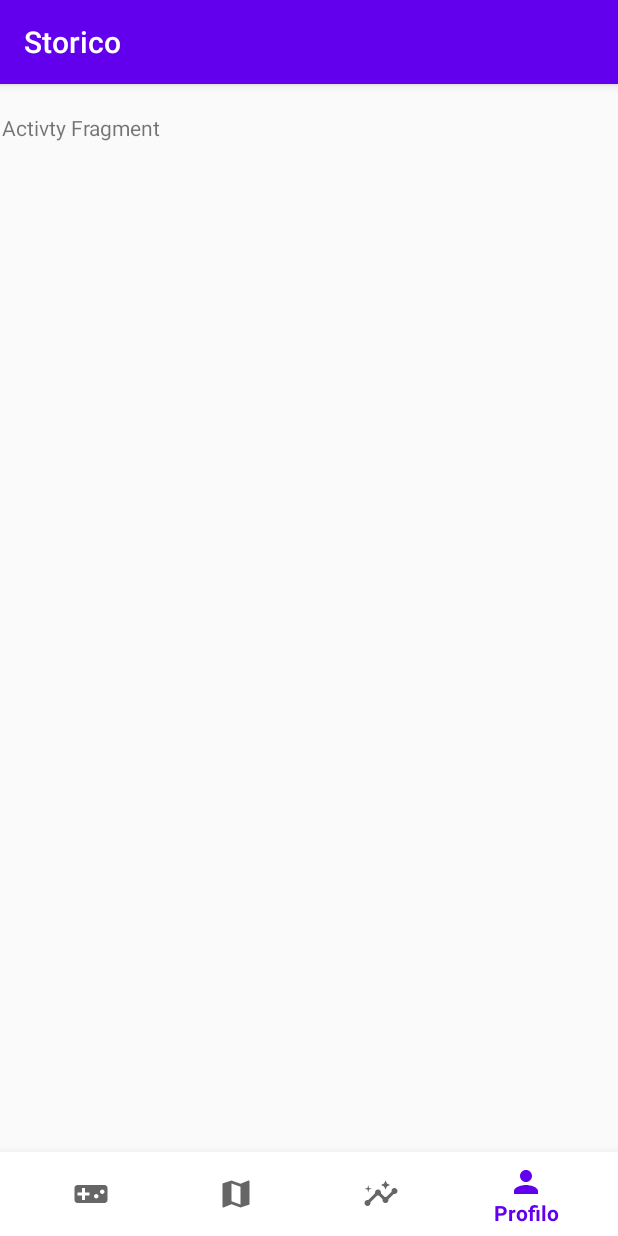
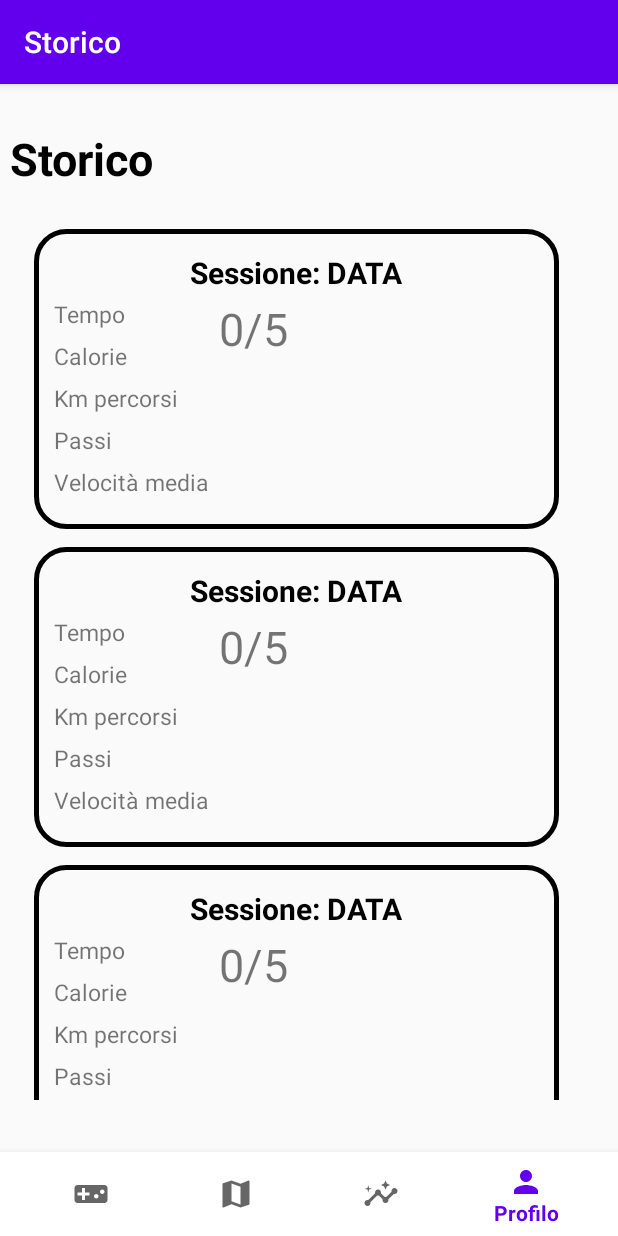
Before and after one commit to PaoloDiStasio98/JammBell, an Android app: the ActivityFragment screen opened through its navigation route, item 4 of the bottom bar chosen, on a phone screen of 412 x 824 dp. Run offline under Robolectric (Android 15) with nearby library versions, the phone set to English and light mode, and no system bars; our stand-ins replace Firebase (no records; nobody signed in at launch, a user with empty details on screens opened directly), navigation-ui; 7 statements that could not run were skipped.

Commit message:
Fatto quasi lo storico

```diff
--- a/app/src/main/java/com/example/jammbell/ActivityFragment.java
+++ b/app/src/main/java/com/example/jammbell/ActivityFragment.java
@@ -2,57 +2,163 @@ package com.example.jammbell;
 
 import android.os.Bundle;
 
+import androidx.annotation.NonNull;
+import androidx.annotation.Nullable;
 import androidx.fragment.app.Fragment;
+import androidx.recyclerview.widget.LinearLayoutManager;
+import androidx.recyclerview.widget.RecyclerView;
 
+import android.speech.RecognizerIntent;
+import android.util.Log;
 import android.view.LayoutInflater;
 import android.view.View;
 import android.view.ViewGroup;
 
-/**
- * A simple {@link Fragment} subclass.
- * Use the {@link ActivityFragment#newInstance} factory method to
- * create an instance of this fragment.
- */
+import com.google.android.gms.tasks.OnCompleteListener;
+import com.google.android.gms.tasks.Task;
+import com.google.firebase.auth.FirebaseAuth;
+import com.google.firebase.auth.FirebaseUser;
+import com.google.firebase.firestore.FirebaseFirestore;
+import com.google.firebase.firestore.QueryDocumentSnapshot;
+import com.google.firebase.firestore.QuerySnapshot;
+
+import java.math.RoundingMode;
+import java.text.DecimalFormat;
+import java.util.ArrayList;
+import java.util.Date;
+import java.util.HashMap;
+
+
 public class ActivityFragment extends Fragment {
 
-    // TODO: Rename parameter arguments, choose names that match
-    // the fragment initialization parameters, e.g. ARG_ITEM_NUMBER
-    private static final String ARG_PARAM1 = "param1";
-    private static final String ARG_PARAM2 = "param2";
+    FirebaseFirestore db = FirebaseFirestore.getInstance();
+    private FirebaseAuth mAuth;
 
-    // TODO: Rename and change types of parameters
-    private String mParam1;
-    private String mParam2;
+    ArrayList<String> StoricoSessioneData = new ArrayList<String>();
+    ArrayList<String> StoricoKm = new ArrayList<String>();
+    ArrayList<String> StoricoTempo = new ArrayList<String>();
+    ArrayList<String> StoricoCalorie = new ArrayList<String>();
+    ArrayList<String> StoricoPassi = new ArrayList<String>();
+    ArrayList<String> StoricoVelocitaMedia = new ArrayList<String>();
+    ArrayList<String> StoricoValutazione = new ArrayList<String>();
 
+
+
+    RecyclerView recyclerViewStorico;
+
+    double Km;
+    long Tempo;
+    long Passi;
+    long Calorie;
+    long Valutazione;
+    double Velocita;
+    Date Data;
+
+
+    @Override
+    public void onViewCreated(@NonNull View view, @Nullable  Bundle savedInstanceState) {
+        recyclerViewStorico = (RecyclerView) getView().findViewById(R.id.recyclerViewStorico);
+        PullDatiDatabaseStorico();
+        super.onViewCreated(view, savedInstanceState);
+    }
+
+
+    public void PullDatiDatabaseStorico() {
+
+
+
+        mAuth = FirebaseAuth.getInstance();
+
+
+        FirebaseUser currentUser = mAuth.getCurrentUser();
+        if(currentUser != null){
+            Log.d("utenteid", currentUser.getUid());
+
+            db.collection("SessioneVeloce")
+                    .whereEqualTo("UserID", currentUser.getUid())
+                    .get()
+                    .addOnCompleteListener(new OnCompleteListener<QuerySnapshot>() {
+                        @Override
+                        public void onComplete(@NonNull Task<QuerySnapshot> task) {
+                            if (task.isSuccessful()) {
+                                for (QueryDocumentSnapshot document : task.getResult()) {
+
+                                    Km = (double) document.get("Km");
+                                    Passi = (long) document.get("Passi");
+                                    Calorie = (long) document.get("Calorie");
+                                    Tempo =  (long) document.get("Tempo");
+                                    Valutazione = (long) document.get("Feedback");
+                                    Velocita = (double) document.get("Velocita");
+                                    //Data = (Date) document.get("Data");
+
+                                    DecimalFormat df = new DecimalFormat("##########.###");
+                                    df.setRoundingMode(RoundingMode.DOWN);
+                                    StoricoKm.add("Km: " + String.valueOf(df.format(Km)));
+                                    StoricoCalorie.add("Calorie: " + String.valueOf(Calorie));
+                                    StoricoPassi.add("Passi: " + String.valueOf(Passi));
+                                    StoricoSessioneData.add("Sessione del " + String.valueOf(Data));
+                                    StoricoTempo.add("Durata: " + formatSecondDateTime((int) Tempo));
+                                    DecimalFormat df1 = new DecimalFormat("###.##");
+                                    df.setRoundingMode(RoundingMode.DOWN);
+                                    StoricoVelocitaMedia.add("Velocità media: " + String.valueOf(df1.format(Velocita)));
+                                    StoricoValutazione.add(String.valueOf(Valutazione) + "/5");
+
+
+                                }
+
+                                MyAdapterStorico myAdapter = new MyAdapterStorico(getContext(), StoricoSessioneData, StoricoKm, StoricoTempo, StoricoCalorie, StoricoPassi, StoricoVelocitaMedia, StoricoValutazione);
+                                recyclerViewStorico.setAdapter(myAdapter);
+                                recyclerViewStorico.setLayoutManager(new LinearLayoutManager(getContext()));
+
+                            }
+
+                            else
+                            {
+                                Log.d("database", "Error getting documents: ", task.getException());
+                            }
+
+
+
+
+
+
+                        }
+                    });
+
+
+
+
+        }
+        else {
+            Log.d("utenteid", "niente vuoto");
+        }
+    }
+
+
+    public static String formatSecondDateTime(int scound) {
+        if(scound <= 0)return "";
+        int h = scound / 3600;
+        int m = scound % 3600 / 60;
+        int s = scound % 60; // Less than 60 is the second, enough 60 is the minute
+        if(m<10 && s<10)
+            return h+":0"+m+":0"+s+"";
+        if(m < 10)
+            return h+":0"+m+":"+s+"";
+        if(s < 10)
+            return h+":"+m+":0"+s+"";
+
+        return h+":"+m+":"+s+"";
+
+    }
     public ActivityFragment() {
         // Required empty public constructor
     }
 
-    /**
-     * Use this factory method to create a new instance of
-     * this fragment using the provided parameters.
-     *
-     * @param param1 Parameter 1.
-     * @param param2 Parameter 2.
-     * @return A new instance of fragment ActivityFragment.
-     */
-    // TODO: Rename and change types and number of parameters
-    public static ActivityFragment newInstance(String param1, String param2) {
-        ActivityFragment fragment = new ActivityFragment();
-        Bundle args = new Bundle();
-        args.putString(ARG_PARAM1, param1);
-        args.putString(ARG_PARAM2, param2);
-        fragment.setArguments(args);
-        return fragment;
-    }
 
     @Override
     public void onCreate(Bundle savedInstanceState) {
         super.onCreate(savedInstanceState);
-        if (getArguments() != null) {
-            mParam1 = getArguments().getString(ARG_PARAM1);
-            mParam2 = getArguments().getString(ARG_PARAM2);
-        }
+
     }
 
     @Override
--- /dev/null
+++ b/app/src/main/java/com/example/jammbell/MyAdapterStorico.java
@@ -0,0 +1,81 @@
+package com.example.jammbell;
+
+import android.content.Context;
+import android.view.LayoutInflater;
+import android.view.View;
+import android.view.ViewGroup;
+import android.widget.TextView;
+
+import androidx.annotation.NonNull;
+import androidx.recyclerview.widget.RecyclerView;
+
+import org.w3c.dom.Text;
+
+import java.lang.reflect.Array;
+import java.util.ArrayList;
+
+public class MyAdapterStorico extends RecyclerView.Adapter<MyAdapterStorico.MyViewHolderStorico> {
+
+    ArrayList<String> data1, data2, data3, data4, data5, data6, data7;
+    Context context;
+
+    public MyAdapterStorico(Context ct, ArrayList<String> DataTempo, ArrayList<String> Km, ArrayList<String> Tempo, ArrayList<String> Calorie, ArrayList<String> Passi, ArrayList<String> Velocita, ArrayList<String> Valutazione){
+        context = ct;
+        data1 = DataTempo;
+        data2 = Km;
+        data3 = Tempo;
+        data4 = Calorie;
+        data5 = Passi;
+        data6 = Velocita;
+        data7 = Valutazione;
+    }
+
+    @NonNull
+    @Override
+    public MyViewHolderStorico onCreateViewHolder(@NonNull ViewGroup parent, int viewType) {
+        LayoutInflater inflater = LayoutInflater.from(context);
+        View view = inflater.inflate(R.layout.cellstorico, parent, false);
+        return new MyViewHolderStorico(view);
+    }
+
+    @Override
+    public void onBindViewHolder(@NonNull MyAdapterStorico.MyViewHolderStorico holder, int position) {
+        holder.SessioneDataStoricoTextView.setText(data1.get(position));
+        holder.KmCellaTextView.setText(data2.get(position));
+        holder.TempoCellaTextView.setText(data3.get(position));
+        holder.CalorieCellaTextView.setText(data4.get(position));
+        holder.PassiCellaTextView.setText(data5.get(position));
+        holder.VelocitaCellaTextView.setText(data6.get(position));
+        holder.ValutazioneCellaTextView.setText(data7.get(position));
+
+    }
+
+    @Override
+    public int getItemCount() {
+        return 3;
+    }
+
+    public class MyViewHolderStorico extends RecyclerView.ViewHolder {
+
+        TextView SessioneDataStoricoTextView;
+        TextView TempoCellaTextView;
+        TextView CalorieCellaTextView;
+        TextView KmCellaTextView;
+        TextView PassiCellaTextView;
+        TextView VelocitaCellaTextView;
+        TextView ValutazioneCellaTextView;
+
+        public MyViewHolderStorico(@NonNull View itemView){
+            super(itemView);
+            SessioneDataStoricoTextView = itemView.findViewById(R.id.SessioneDataCellaTextView);
+            TempoCellaTextView = itemView.findViewById(R.id.TempoCellaTextView);
+            CalorieCellaTextView = itemView.findViewById(R.id.CalorieCellaTextView);
+            KmCellaTextView = itemView.findViewById(R.id.KmCellaTextView);
+            PassiCellaTextView = itemView.findViewById(R.id.PassiCellaTextView);
+            VelocitaCellaTextView = itemView.findViewById(R.id.VelocitaCellaTextView);
+            ValutazioneCellaTextView = itemView.findViewById(R.id.ValutazioneCellaTextView);
+
+
+        }
+    }
+}
--- a/app/src/main/java/com/example/jammbell/ProfileFragment.java
+++ b/app/src/main/java/com/example/jammbell/ProfileFragment.java
@@ -89,7 +89,7 @@ public class ProfileFragment extends Fragment {
         });
     }
 
-   public String[] PullDatiDatabase() {
+   public void PullDatiDatabase() {
 
 
 
@@ -150,11 +150,7 @@ public class ProfileFragment extends Fragment {
        else {
            Log.d("utenteid", "niente vuoto");
        }
-
-
-
-        return DescrizioneStatistiche;
-   }
+    }
 
     @Override
     public View onCreateView(LayoutInflater inflater, ViewGroup container,
--- /dev/null
+++ b/app/src/main/res/layout/cellstorico.xml
@@ -0,0 +1,88 @@
+<?xml version="1.0" encoding="utf-8"?>
+<LinearLayout xmlns:android="http://schemas.android.com/apk/res/android"
+    xmlns:app="http://schemas.android.com/apk/res-auto"
+    android:orientation="vertical"
+    android:layout_width="350dp"
+    android:layout_height="200dp"
+    android:padding="10dp"
+    android:layout_gravity="center"
+    app:layout_constraintCircleRadius="50dp"
+    android:background="@drawable/box1"
+    android:layout_margin="6dp">
+
+    <TextView
+        android:paddingTop="5dp"
+        android:layout_width="wrap_content"
+        android:layout_height="wrap_content"
+        android:text="Sessione: DATA"
+        android:id="@+id/SessioneDataCellaTextView"
+        android:textSize="20dp"
+        android:textStyle="bold"
+        android:textAlignment="center"
+        android:layout_gravity="center"
+        android:textColor="@color/black"/>
+
+    <LinearLayout
+        android:layout_width="match_parent"
+        android:layout_height="wrap_content"
+        android:orientation="horizontal">
+
+    <LinearLayout
+        android:layout_width="wrap_content"
+        android:layout_height="wrap_content"
+        android:orientation="vertical">
+    <TextView
+        android:layout_width="wrap_content"
+        android:layout_height="wrap_content"
+        android:text="Tempo"
+        android:id="@+id/TempoCellaTextView"
+        android:textSize="15dp"
+        android:layout_gravity="left"
+        android:padding="3dp"/>
+    <TextView
+        android:layout_width="wrap_content"
+        android:layout_height="wrap_content"
+        android:text="Calorie"
+        android:id="@+id/CalorieCellaTextView"
+        android:textSize="15dp"
+        android:layout_gravity="left"
+        android:padding="3dp"/>
+    <TextView
+        android:layout_width="wrap_content"
+        android:layout_height="wrap_content"
+        android:text="Km percorsi"
+        android:id="@+id/KmCellaTextView"
+        android:textSize="15dp"
+        android:layout_gravity="left"
+        android:padding="3dp"/>
+    <TextView
+        android:layout_width="wrap_content"
+        android:layout_height="wrap_content"
+        android:text="Passi"
+        android:id="@+id/PassiCellaTextView"
+        android:textSize="15dp"
+        android:layout_gravity="left"
+        android:padding="3dp"/>
+    <TextView
+        android:layout_width="wrap_content"
+        android:layout_height="wrap_content"
+        android:text="Velocità media"
+        android:id="@+id/VelocitaCellaTextView"
+        android:textSize="15dp"
+        android:layout_gravity="left"
+        android:padding="3dp"/>
+
+    </LinearLayout>
+
+        <TextView
+            android:layout_width="wrap_content"
+            android:layout_height="wrap_content"
+            android:text="0/5"
+            android:id="@+id/ValutazioneCellaTextView"
+            android:textSize="30dp"
+            android:layout_marginRight="10dp"
+            android:layout_gravity="end"
+            android:layout_marginTop="40dp"
+            android:padding="3dp"/>
+    </LinearLayout>
+</LinearLayout>
--- a/app/src/main/res/layout/fragment_activity.xml
+++ b/app/src/main/res/layout/fragment_activity.xml
@@ -5,10 +5,31 @@
     android:layout_height="match_parent"
     tools:context=".ActivityFragment">
 
-    <!-- TODO: Update blank fragment layout -->
-    <TextView
-        android:layout_width="match_parent"
-        android:layout_height="match_parent"
-        android:text="Activty Fragment" />
+  <LinearLayout
+      android:layout_width="match_parent"
+      android:layout_height="match_parent"
+      android:orientation="vertical">
+
+      <TextView
+          android:layout_width="wrap_content"
+          android:layout_height="wrap_content"
+          android:layout_marginLeft="5dp"
+          android:layout_marginTop="10dp"
+          android:layout_marginBottom="5dp"
+          android:text="Storico"
+          android:textColor="@color/black"
+          android:textSize="30dp"
+          android:textStyle="bold" />
+
+
+      <androidx.recyclerview.widget.RecyclerView
+          android:id="@+id/recyclerViewStorico"
+          android:layout_width="match_parent"
+          android:layout_height="wrap_content"
+          android:layout_margin="5dp"
+          android:orientation="vertical"
+          android:padding="10dp" />
+
+  </LinearLayout>
 
 </FrameLayout>
```
